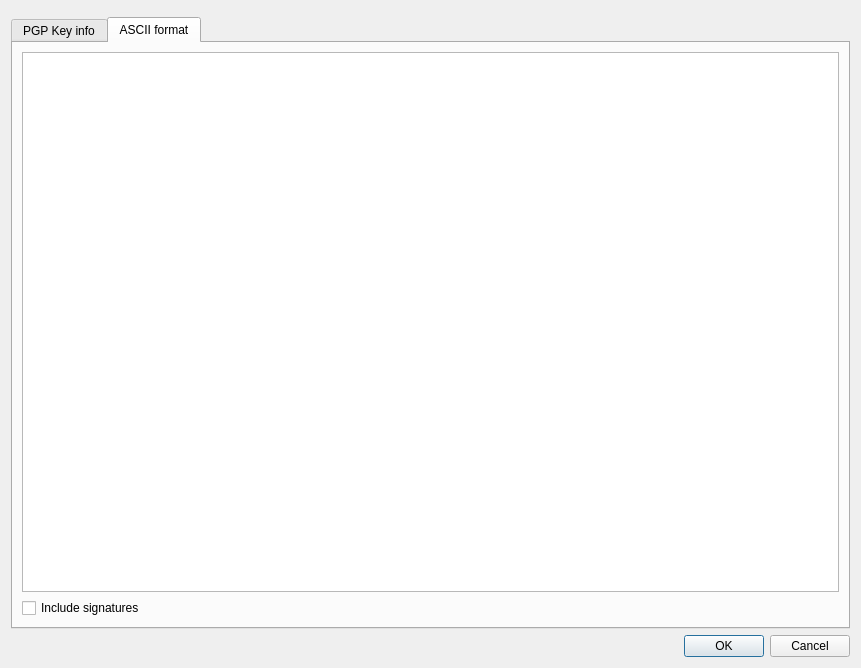
This is retroshare-gui/src/gui/connect/PGPKeyDialog.ui in RetroShare/RetroShare as Qt 5 draws it before an edit. The edited form follows.
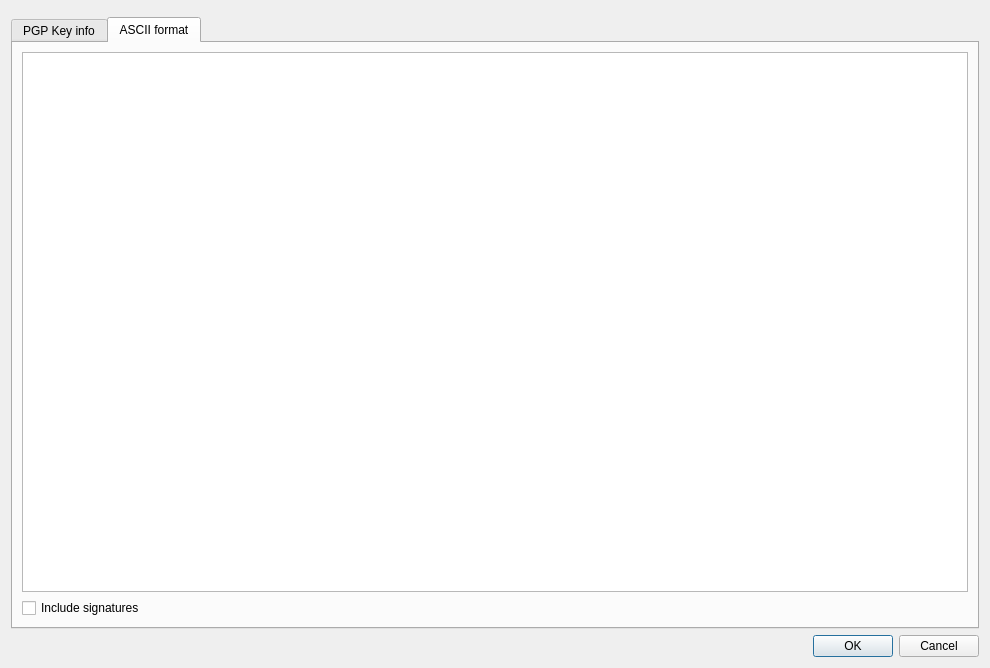
This is the edited form. The open tabs and pages were chosen to show the change. Icons and pictures are not drawn. Custom widgets are drawn as their Qt base class.

The edit to the form file:
```diff
--- a/retroshare-gui/src/gui/connect/PGPKeyDialog.ui
+++ b/retroshare-gui/src/gui/connect/PGPKeyDialog.ui
@@ -6,7 +6,7 @@
    <rect>
     <x>0</x>
     <y>0</y>
-    <width>861</width>
+    <width>990</width>
     <height>668</height>
    </rect>
   </property>
```
Left out of the diff: 32 changed lines with no effect on the pictures.
